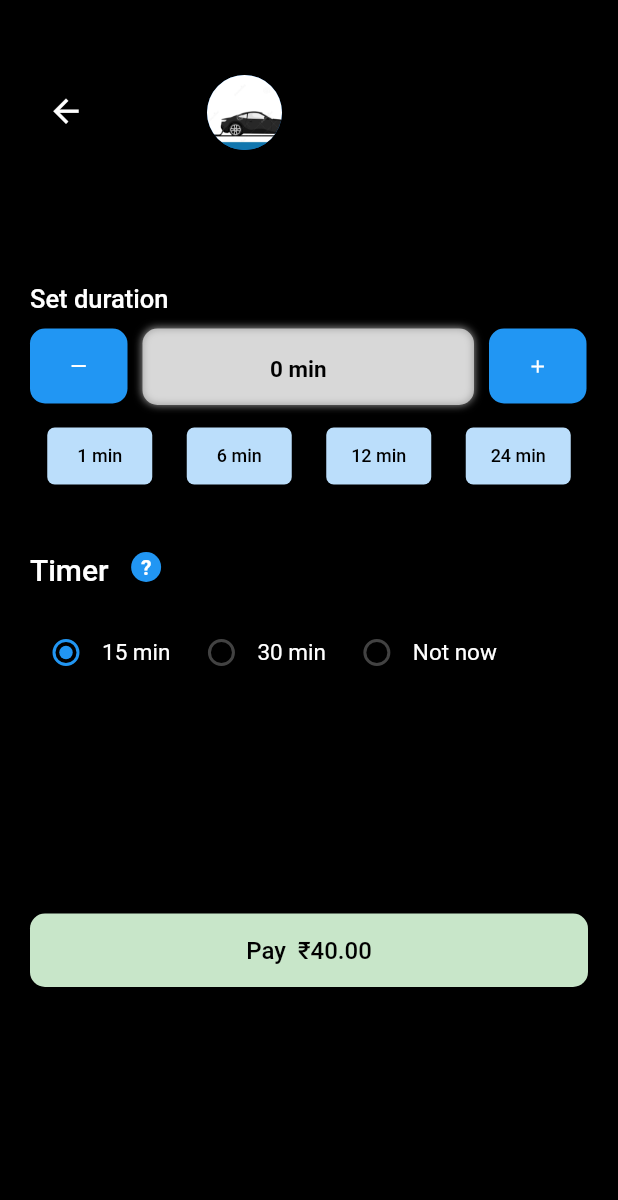
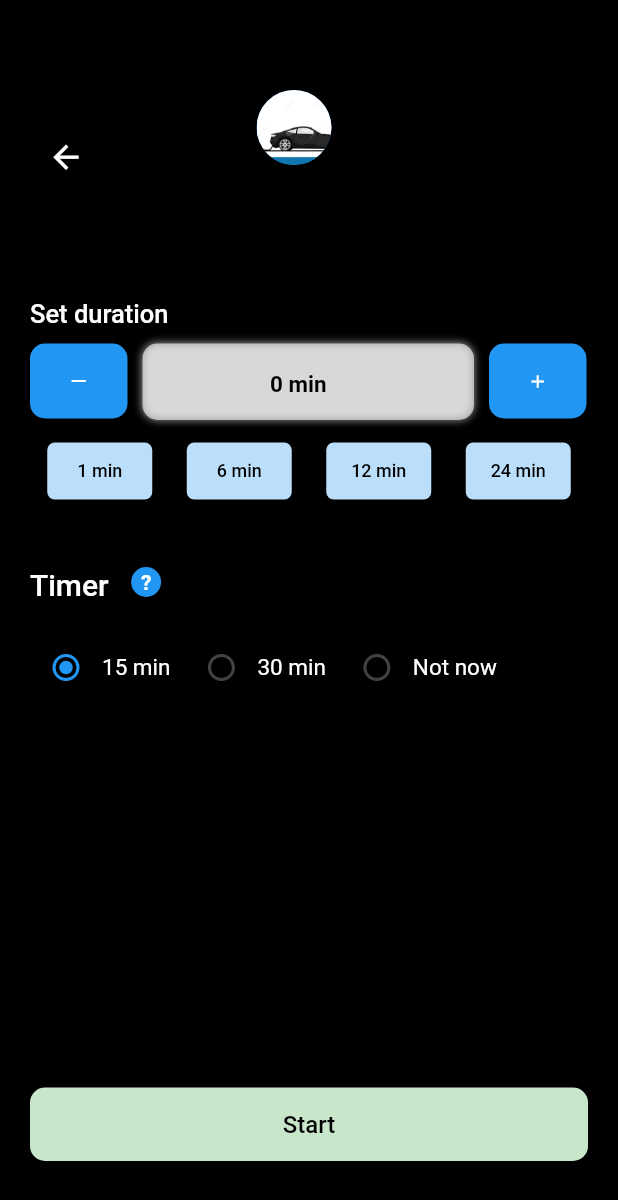
Before and after one commit to esharma33/chargeApp, a Flutter app: the Charge_duration_screen screen opened directly, on a phone screen of 412 x 824 dp. Shown: the top 1200 px of the screen. Run offline on Flutter 3.47's test engine with Material 2 defaults, Android fonts, the phone set to English and light mode, and no system bars; our stand-ins replace circular_countdown_timer, firebase_core, flutter_rating_bar, fluttertoast, geolocator, google_maps_flutter and 3 more; missing offline and left inert: qr_code_scanner, razorpay_flutter; accounts and stored records are empty.

Commit message:
final code

```diff
--- a/lib/Screens/Splash.dart
+++ b/lib/Screens/Splash.dart
@@ -1,6 +1,8 @@
 import 'dart:async';
 
 import 'package:chargeapp_master/Screens/login_screen.dart';
+import 'package:chargeapp_master/Screens/qr_sacn_screen.dart';
+import 'package:chargeapp_master/api_config.dart';
 import 'package:flutter/material.dart';
 
 class MySplashScreen extends StatefulWidget {
@@ -17,7 +19,7 @@ class _MySplashScreenState extends State<MySplashScreen> {
     Timer(
         const Duration(seconds: 5),
         () => Navigator.pushReplacement(
-            context, MaterialPageRoute(builder: (context) => const Login())));
+            context, MaterialPageRoute(builder: (context) => token == "" ? Login() : Qr_scan_screen())));
   }
 
   @override
--- a/lib/Screens/charge_duration.dart
+++ b/lib/Screens/charge_duration.dart
@@ -33,8 +33,10 @@ class _Charge_duration_screenState extends State<Charge_duration_screen> {
     return Scaffold(
       backgroundColor: Colors.black,
       body: Container(
-        padding: EdgeInsets.all(20),
-        child: Column(
+        padding: EdgeInsets.only(top: 30, bottom: 50, left: 20,right: 20),
+        child: Stack(
+          children: [
+            Column(
               mainAxisAlignment: MainAxisAlignment.start,
               crossAxisAlignment: CrossAxisAlignment.start,
               children: [
@@ -42,8 +44,8 @@ class _Charge_duration_screenState extends State<Charge_duration_screen> {
                   height: 30,
                 ),
                 Row(
-              mainAxisAlignment: MainAxisAlignment.start,
-              crossAxisAlignment: CrossAxisAlignment.start,
+                 // mainAxisAlignment: MainAxisAlignment.center,
+                  //crossAxisAlignment: CrossAxisAlignment.center,
                   children: [
                     IconButton(
                       onPressed: () {
@@ -56,10 +58,14 @@ class _Charge_duration_screenState extends State<Charge_duration_screen> {
                       ),
                     ),
                     SizedBox(
-                  width: 70,
+                      width: MediaQuery.of(context).size.width *0.25
                     ),
                     Center(
+                      child: Container(
+                     //   padding: EdgeInsets.only(left: 30),
                         child: Column(
+                          mainAxisAlignment: MainAxisAlignment.center,
+                          crossAxisAlignment: CrossAxisAlignment.center,
                           children: [
                             CircleAvatar(
                               backgroundImage: AssetImage("assets/parking.jpg"),
@@ -79,6 +85,7 @@ class _Charge_duration_screenState extends State<Charge_duration_screen> {
                               style: TextStyle(fontSize: 13, color: Colors.white),
                             ),
                           ],
+                        ),
                       ),
                     ),
                   ],
@@ -234,7 +241,11 @@ class _Charge_duration_screenState extends State<Charge_duration_screen> {
                 SizedBox(
                   height: 150,
                 ),
-            Row(
+              ],
+            ),
+                Align(
+                  alignment: FractionalOffset.bottomCenter,
+                  child: Row(
                     children: [
                       Expanded(
                         child: ElevatedButton(
@@ -247,7 +258,7 @@ class _Charge_duration_screenState extends State<Charge_duration_screen> {
                             // minimumSize: Size(50,20 ),
                           ),
                           child: Text(
-                      "Pay  ₹40.00",
+                            "Start",
                             style: TextStyle(
                                 fontSize: 16,
                                 color: Colors.black,
@@ -262,6 +273,8 @@ class _Charge_duration_screenState extends State<Charge_duration_screen> {
                       ),
                     ],
                   ),
+                ),
+
           ],
         ),
       ),
--- a/lib/Screens/qr_sacn_screen.dart
+++ b/lib/Screens/qr_sacn_screen.dart
@@ -59,7 +59,7 @@ class _Qr_scan_screenState extends State<Qr_scan_screen> {
             overlay: QrScannerOverlayShape(
               borderColor: Colors.red,
               borderRadius: 10,
-              borderLength: 160,
+              borderLength: 165,
               borderWidth: 5,
               cutOutSize: MediaQuery.of(context).size.width * 0.8,
             ),
--- a/lib/assistants/assistant_methods.dart
+++ b/lib/assistants/assistant_methods.dart
@@ -184,8 +184,9 @@ class AssistantMethods {
         }),
       );
 
-      print(jsonDecode(response.body));
+      print("${jsonDecode(response.body)} feeedbackk!!!!");
 
+     print("${token} is the tokennnnn");
       if (response.statusCode == 200) {
 
         return "success";
```
Also changed, not shown: lib/Screens/Charging_summary_screen.dart (+5 -3 lines), lib/Screens/Subscription_Screen.dart (+16 -7 lines), lib/Screens/charging_screen.dart (+7 -7 lines). Lines whose indentation alone changed are shown as unchanged.
